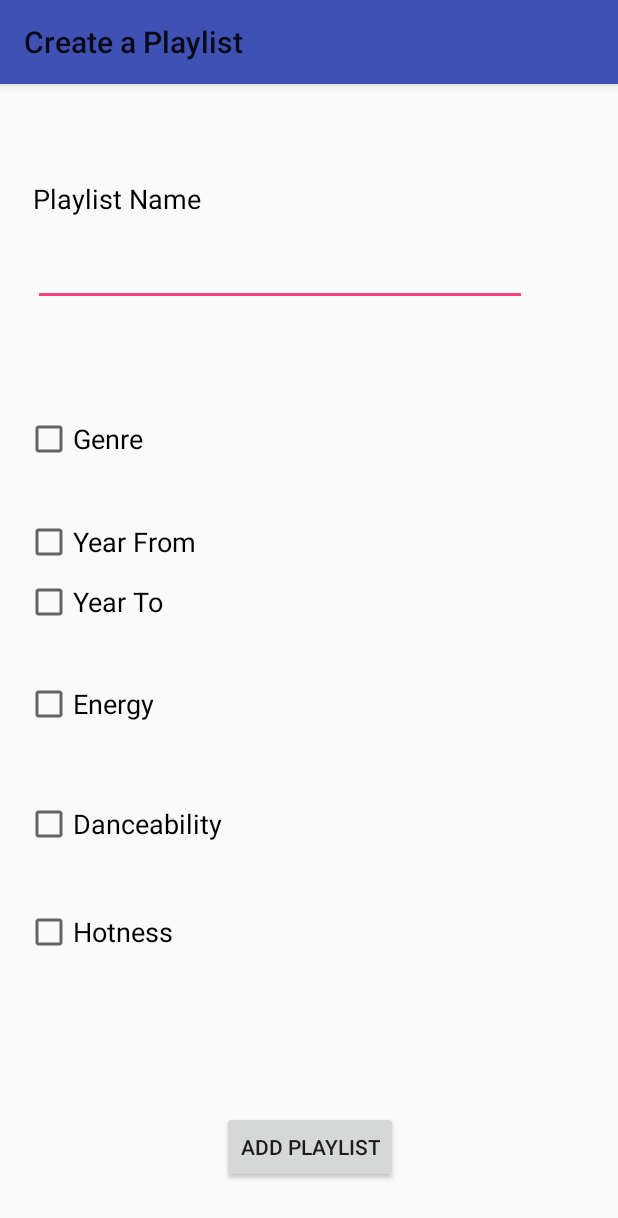
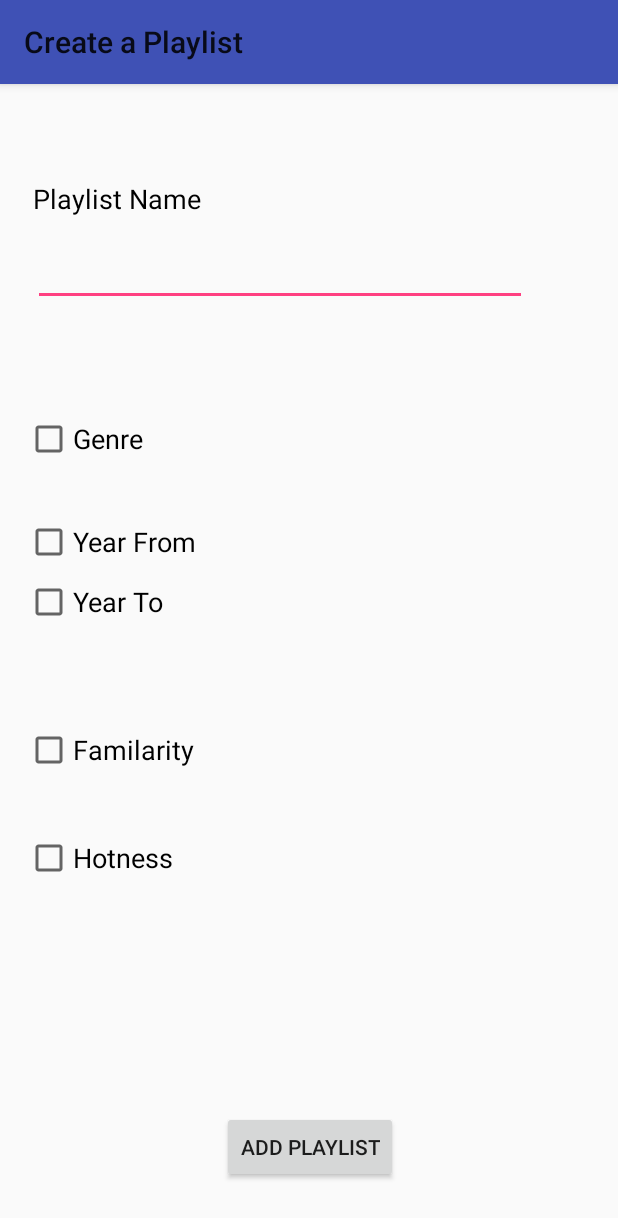
Before and after one commit to Dreipunkt/HCI_TMSD, an Android app: the PlaylistAddActivity screen opened directly, with no data from a screen before it, on a phone screen of 412 x 824 dp. Shown: the top 1218 px of the screen. Run offline under Robolectric (Android 15) with nearby library versions, the phone set to English and light mode, and no system bars; 2 statements that could not run were skipped.

Commit message:
mit .csv-file (von python) + Implementierung

```diff
--- a/app/build.gradle
+++ b/app/build.gradle
@@ -30,4 +30,5 @@ dependencies {
     testCompile 'junit:junit:4.12'
     compile project(':hdf-java-2.6.1')
     compile files('libs/gson-2.8.0.jar')
+    compile files('libs/opencsv-2.3.jar')
 }
--- a/app/src/main/AndroidManifest.xml
+++ b/app/src/main/AndroidManifest.xml
@@ -23,5 +23,4 @@
         <activity android:name=".PlaylistSongsActivity"></activity>
         <activity android:name=".Search"></activity>
     </application>
-
 </manifest>
--- a/app/src/main/java/univie/g02/t06/tmsd/MainActivity.java
+++ b/app/src/main/java/univie/g02/t06/tmsd/MainActivity.java
@@ -1,8 +1,8 @@
 package univie.g02.t06.tmsd;
 
 import android.content.Intent;
+import android.os.Bundle;
 import android.support.v7.app.AppCompatActivity;
-import android.os.Bundle;
 import android.view.View;
 import android.widget.Button;
 
--- a/app/src/main/java/univie/g02/t06/tmsd/PlaylistAddActivity.java
+++ b/app/src/main/java/univie/g02/t06/tmsd/PlaylistAddActivity.java
@@ -13,27 +13,30 @@ import android.widget.Switch;
 
 import java.util.ArrayList;
 
-import univie.g02.t06.tmsd.dummydata.DummyAPIData;
-import univie.g02.t06.tmsd.dummydata.DummySong;
+import univie.g02.t06.tmsd.subsetdata.SubsetData;
+import univie.g02.t06.tmsd.subsetdata.SubsetSong;
 
 public class PlaylistAddActivity extends AppCompatActivity{
     Spinner genreSpinner;
-    CheckBox energyCheckbox;
-    CheckBox danceCheckbox;
-    CheckBox hotCheckbox;
+    CheckBox familarityCheckbox;
+    CheckBox hotnessCheckbox;
     CheckBox genreCheckbox;
     CheckBox yearfromCheckbox;
     CheckBox yeartoCheckbox;
-    Switch energySwitch;
-    Switch danceSwitch;
-    Switch hotSwitch;
+    Switch familaritySwitch;
+    Switch hotnessSwitch;
     EditText nameText;
     EditText yearfromText;
     EditText yeartoText;
 
+    SubsetData sd;
+
 
     @Override
     protected void onCreate(Bundle savedInstanceState) {
+
+        sd = new SubsetData(getApplicationContext());
+
 
         setTitle("Create a Playlist");
 
@@ -43,7 +46,9 @@ public class PlaylistAddActivity extends AppCompatActivity{
         nameText = (EditText) findViewById(R.id.name_Text);
 
         genreSpinner = (Spinner) findViewById(R.id.genre_Spinner);
-        ArrayAdapter<String> spinnerAdapter = new ArrayAdapter<String>(getApplicationContext(), R.layout.spinner_item, DummyAPIData.getDummyAllGenres());
+
+
+        ArrayAdapter<String> spinnerAdapter = new ArrayAdapter<String>(getApplicationContext(), R.layout.spinner_item, sd.getAllGenres());
         spinnerAdapter.setDropDownViewResource(R.layout.spinner_item);
         genreSpinner.setAdapter(spinnerAdapter);
 
@@ -90,44 +95,30 @@ public class PlaylistAddActivity extends AppCompatActivity{
 
 
 
-        energyCheckbox = (CheckBox) findViewById(R.id.energy_Checkbox);
-        energySwitch = (Switch) findViewById(R.id.energy_Switch);
-        energyCheckbox.setOnCheckedChangeListener (new CompoundButton.OnCheckedChangeListener()
+        familarityCheckbox = (CheckBox) findViewById(R.id.familarity_Checkbox);
+        familaritySwitch = (Switch) findViewById(R.id.familarity_Switch);
+        familarityCheckbox.setOnCheckedChangeListener (new CompoundButton.OnCheckedChangeListener()
         {
             public void onCheckedChanged(CompoundButton buttonView, boolean isChecked)
             {
                 if (isChecked){
-                    energySwitch.setVisibility(View.VISIBLE);
+                    familaritySwitch.setVisibility(View.VISIBLE);
                 } else{
-                    energySwitch.setVisibility(View.INVISIBLE);
+                    familaritySwitch.setVisibility(View.INVISIBLE);
                 }
             }
         });
 
-        danceCheckbox = (CheckBox) findViewById(R.id.dance_Checkbox);
-        danceSwitch = (Switch) findViewById(R.id.dance_Switch);
-        danceCheckbox.setOnCheckedChangeListener (new CompoundButton.OnCheckedChangeListener()
+        hotnessCheckbox = (CheckBox) findViewById(R.id.hotness_Checkbox);
+        hotnessSwitch = (Switch) findViewById(R.id.hotness_Switch);
+        hotnessCheckbox.setOnCheckedChangeListener (new CompoundButton.OnCheckedChangeListener()
         {
             public void onCheckedChanged(CompoundButton buttonView, boolean isChecked)
             {
                 if (isChecked){
-                    danceSwitch.setVisibility(View.VISIBLE);
+                    hotnessSwitch.setVisibility(View.VISIBLE);
                 } else{
-                    danceSwitch.setVisibility(View.INVISIBLE);
-                }
-            }
-        });
-
-        hotCheckbox = (CheckBox) findViewById(R.id.hot_Checkbox);
-        hotSwitch = (Switch) findViewById(R.id.hot_Switch);
-        hotCheckbox.setOnCheckedChangeListener (new CompoundButton.OnCheckedChangeListener()
-        {
-            public void onCheckedChanged(CompoundButton buttonView, boolean isChecked)
-            {
-                if (isChecked){
-                    hotSwitch.setVisibility(View.VISIBLE);
-                } else{
-                    hotSwitch.setVisibility(View.INVISIBLE);
+                    hotnessSwitch.setVisibility(View.INVISIBLE);
                 }
             }
         });
@@ -136,48 +127,42 @@ public class PlaylistAddActivity extends AppCompatActivity{
     public void addplaylistClick(View v) {
         ArrayList<String> listItems = (ArrayList<String>) getIntent().getSerializableExtra("listItems");
 
-        ArrayList<DummySong> playlist = new ArrayList<DummySong>();
-        playlist = DummyAPIData.getAllDummySongs();
+        ArrayList<SubsetSong> playlist = new ArrayList<>();
+
+
+        playlist = sd.getAllSongs();
 
 
         if(listItems.contains(nameText.getText().toString())){
             //MESSAGE: "PLAYLIST ALREADY EXISTS"
         } else {
             if (genreSpinner.getVisibility() == View.VISIBLE){
-                playlist.retainAll(DummyAPIData.getDummySongsbyGenre(genreSpinner.getSelectedItem().toString()));
+                playlist.retainAll(sd.getSongsbyGenre(genreSpinner.getSelectedItem().toString()));
             }
             if (yearfromText.getVisibility() == View.VISIBLE){
-                playlist.retainAll(DummyAPIData.getDummySongsbyFromYear(Integer.parseInt(yearfromText.getText().toString())));
+                playlist.retainAll(sd.getSongsbyFromYear(Integer.parseInt(yearfromText.getText().toString())));
             }
             if (yeartoText.getVisibility() == View.VISIBLE){
-                playlist.retainAll(DummyAPIData.getDummySongsbyToYear(Integer.parseInt(yeartoText.getText().toString())));
+                playlist.retainAll(sd.getSongsbyToYear(Integer.parseInt(yeartoText.getText().toString())));
             }
-            if (energySwitch.getVisibility() == View.VISIBLE){
-                if (energySwitch.isChecked()){
-                    playlist.retainAll(DummyAPIData.getDummySongsbyEnergy(true));
+            if (familaritySwitch.getVisibility() == View.VISIBLE){
+                if (familaritySwitch.isChecked()){
+                    playlist.retainAll(sd.getSongsbyArtistFamilarity(true));
                 }
                 else {
-                    playlist.retainAll(DummyAPIData.getDummySongsbyEnergy(false));
+                    playlist.retainAll(sd.getSongsbyArtistFamilarity(false));
                 }
             }
-            if (danceSwitch.getVisibility() == View.VISIBLE){
-                if (danceSwitch.isChecked()){
-                    playlist.retainAll(DummyAPIData.getDummySongsbyDance(true));
+            if (hotnessSwitch.getVisibility() == View.VISIBLE){
+                if (hotnessSwitch.isChecked()){
+                    playlist.retainAll(sd.getSongbyArtistHotness(true));
                 }
                 else {
-                    playlist.retainAll(DummyAPIData.getDummySongsbyDance(false));
-                }
-            }
-            if (hotSwitch.getVisibility() == View.VISIBLE){
-                if (hotSwitch.isChecked()){
-                    playlist.retainAll(DummyAPIData.getDummySongsbyHot(true));
-                }
-                else {
-                    playlist.retainAll(DummyAPIData.getDummySongsbyHot(false));
+                    playlist.retainAll(sd.getSongbyArtistHotness(false));
                 }
             }
             TinyDB tinydb = new TinyDB(this);
-            tinydb.putListDummySong(nameText.getText().toString(), playlist);
+            tinydb.putListSubsetSong(nameText.getText().toString(), playlist);
             Intent intent = new Intent(getApplicationContext(), PlaylistActivity.class);
             intent.putExtra("nameText", nameText.getText().toString());
             startActivity(intent);
--- a/app/src/main/java/univie/g02/t06/tmsd/dummydata/DummySong.java
+++ b/app/src/main/java/univie/g02/t06/tmsd/dummydata/DummySong.java
@@ -2,6 +2,10 @@ package univie.g02.t06.tmsd.dummydata;
 
 
 public class DummySong {
+
+
+
+
     String artist;
     String title;
     String genre;
@@ -12,6 +16,7 @@ public class DummySong {
 
     public DummySong(String artist, String title, String genre, double energy,
                      double dance, double hot, int year) {
+
         this.artist = artist;
         this.title = title;
         this.genre = genre;
--- a/app/src/main/res/layout/activity_playlistadd.xml
+++ b/app/src/main/res/layout/activity_playlistadd.xml
@@ -61,7 +61,7 @@
         app:layout_constraintVertical_bias="0.397" />
 
     <Switch
-        android:id="@+id/hot_Switch"
+        android:id="@+id/hotness_Switch"
         android:layout_width="67dp"
         android:layout_height="31dp"
         android:layout_marginBottom="8dp"
@@ -75,13 +75,13 @@
         android:visibility="invisible"
         app:layout_constraintBottom_toBottomOf="parent"
         app:layout_constraintHorizontal_bias="0.0"
-        app:layout_constraintLeft_toRightOf="@+id/hot_Checkbox"
+        app:layout_constraintLeft_toRightOf="@+id/hotness_Checkbox"
         app:layout_constraintRight_toRightOf="parent"
         app:layout_constraintTop_toTopOf="parent"
-        app:layout_constraintVertical_bias="0.75" />
+        app:layout_constraintVertical_bias="0.683" />
 
     <Switch
-        android:id="@+id/dance_Switch"
+        android:id="@+id/familarity_Switch"
         android:layout_width="wrap_content"
         android:layout_height="32dp"
         android:layout_marginBottom="8dp"
@@ -93,9 +93,9 @@
         android:textOn="High"
         android:visibility="invisible"
         app:layout_constraintBottom_toBottomOf="parent"
-        app:layout_constraintLeft_toRightOf="@+id/dance_Checkbox"
+        app:layout_constraintLeft_toRightOf="@+id/familarity_Checkbox"
         app:layout_constraintTop_toTopOf="parent"
-        app:layout_constraintVertical_bias="0.652" />
+        app:layout_constraintVertical_bias="0.583" />
 
     <TextView
         android:id="@+id/textView3"
@@ -117,21 +117,21 @@
         app:layout_constraintVertical_bias="0.078" />
 
     <CheckBox
-        android:id="@+id/dance_Checkbox"
+        android:id="@+id/familarity_Checkbox"
         android:layout_width="135dp"
         android:layout_height="32dp"
         android:layout_marginBottom="8dp"
         android:layout_marginLeft="8dp"
         android:layout_marginRight="8dp"
         android:layout_marginTop="8dp"
-        android:text="Danceability"
+        android:text="Familarity"
         android:textSize="18sp"
         app:layout_constraintBottom_toBottomOf="parent"
         app:layout_constraintHorizontal_bias="0.034"
         app:layout_constraintLeft_toLeftOf="parent"
         app:layout_constraintRight_toRightOf="parent"
         app:layout_constraintTop_toTopOf="parent"
-        app:layout_constraintVertical_bias="0.652" />
+        app:layout_constraintVertical_bias="0.583" />
 
     <Spinner
         android:id="@+id/genre_Spinner"
@@ -149,26 +149,7 @@
         app:layout_constraintVertical_bias="0.297" />
 
     <CheckBox
-        android:id="@+id/energy_Checkbox"
-        android:layout_width="89dp"
-        android:layout_height="32dp"
-        android:layout_marginBottom="8dp"
-        android:layout_marginLeft="8dp"
-        android:layout_marginRight="68dp"
-        android:layout_marginTop="8dp"
-        android:checked="false"
-        android:duplicateParentState="false"
-        android:text="Energy"
-        android:textSize="18sp"
-        app:layout_constraintBottom_toBottomOf="parent"
-        app:layout_constraintHorizontal_bias="0.036"
-        app:layout_constraintLeft_toLeftOf="parent"
-        app:layout_constraintRight_toRightOf="parent"
-        app:layout_constraintTop_toBottomOf="@+id/genre_Checkbox"
-        app:layout_constraintVertical_bias="0.293" />
-
-    <CheckBox
-        android:id="@+id/hot_Checkbox"
+        android:id="@+id/hotness_Checkbox"
         android:layout_width="105dp"
         android:layout_height="32dp"
         android:layout_marginBottom="8dp"
@@ -182,7 +163,7 @@
         app:layout_constraintLeft_toLeftOf="parent"
         app:layout_constraintRight_toRightOf="parent"
         app:layout_constraintTop_toTopOf="parent"
-        app:layout_constraintVertical_bias="0.755" />
+        app:layout_constraintVertical_bias="0.687" />
 
     <EditText
         android:id="@+id/name_Text"
@@ -217,26 +198,6 @@
         app:layout_constraintRight_toRightOf="parent"
         app:layout_constraintTop_toTopOf="parent"
         app:layout_constraintVertical_bias="0.961" />
-
-    <Switch
-        android:id="@+id/energy_Switch"
-        android:layout_width="wrap_content"
-        android:layout_height="32dp"
-        android:layout_marginBottom="8dp"
-        android:layout_marginLeft="8dp"
-        android:layout_marginRight="8dp"
-        android:layout_marginTop="8dp"
-        android:checked="false"
-        android:showText="true"
-        android:textOff="Low"
-        android:textOn="High"
-        android:visibility="invisible"
-        app:layout_constraintBottom_toBottomOf="parent"
-        app:layout_constraintHorizontal_bias="0.005"
-        app:layout_constraintLeft_toRightOf="@+id/energy_Checkbox"
-        app:layout_constraintRight_toRightOf="parent"
-        app:layout_constraintTop_toTopOf="parent"
-        app:layout_constraintVertical_bias="0.563" />
 
     <CheckBox
         android:id="@+id/genre_Checkbox"
```
Also changed, not shown: app/src/main/java/univie/g02/t06/tmsd/PlaylistSongsActivity.java (+6 -6 lines), app/src/main/java/univie/g02/t06/tmsd/TinyDB.java (+24 -0 lines), app/src/main/java/univie/g02/t06/tmsd/subsetdata/SubsetData.java (added, +144 -0 lines), app/src/main/java/univie/g02/t06/tmsd/subsetdata/SubsetSong.java (added, +87 -0 lines), app/libs/opencsv-2.3.jar (added), 1 other file.
